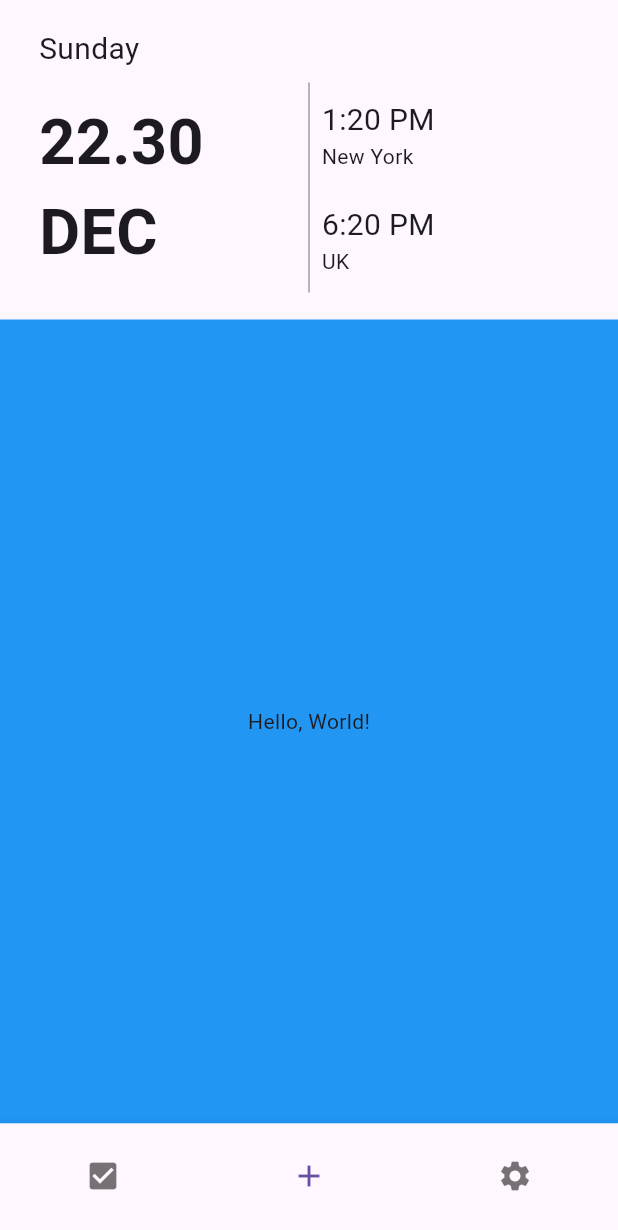
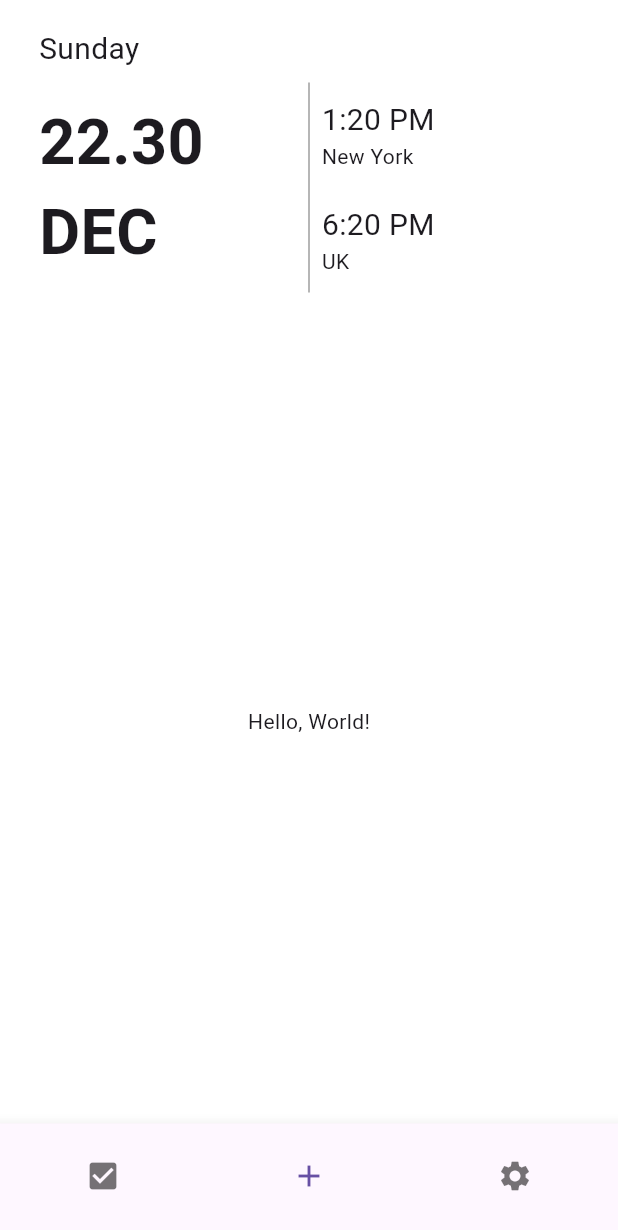
Before and after one commit to mfdpdev/todo-app-practice, a Flutter app: the screen it shows after launch, on a phone screen of 412 x 824 dp. Shown: the top 1230 px of the screen. Run offline on Flutter 3.47's test engine with Material 3 defaults, Android fonts, the phone set to English and light mode, and no system bars.

```diff
--- a/lib/main.dart
+++ b/lib/main.dart
@@ -10,12 +10,75 @@ class MyApp extends StatelessWidget {
   @override
   Widget build(BuildContext context){
     return MaterialApp(
-      home: Scaffold(
-        body: SafeArea(
+      home: Page(),
+    );
+  }
+}
+
+class Page extends StatefulWidget {
+  @override
+  _PageState createState() => _PageState();
+}
+
+class _PageState extends State<Page> {
+  int _selectedIndex = 1;
+
+  final List<Widget> _page = <Widget>[
+    Page0(),
+    Page1(),
+    Page2(),
+  ];
+
+  @override
+  Widget build(BuildContext context){
+    return Scaffold(
+      body: _page[_selectedIndex],
+      bottomNavigationBar: BottomNavigationBar(
+        currentIndex: _selectedIndex,
+        onTap: (int index) {
+          setState(() {
+            _selectedIndex = index;
+          });
+        },
+        // backgroundColor: Colors.blue,
+        items: const <BottomNavigationBarItem>[
+          BottomNavigationBarItem(
+            icon: Padding(
+              padding: EdgeInsets.only(top: 16.0), // Padding pada icon
+              child: Icon(Icons.check_box),
+            ),
+            label: '',
+          ),
+          BottomNavigationBarItem(
+            icon: Padding(
+              padding: EdgeInsets.only(top: 16.0), // Padding pada icon
+              child: Icon(Icons.add),
+            ),
+            label: '',
+          ),
+          BottomNavigationBarItem(
+            icon: Padding(
+              padding: EdgeInsets.only(top: 16.0), // Padding pada icon
+              child: Icon(Icons.settings),
+            ),
+            label: '',
+          ),
+        ]
+      )
+    );
+  }
+}
+
+class Page1 extends StatelessWidget {
+  const Page1({super.key});
+
+  @override
+  Widget build(BuildContext context){
+    return SafeArea(
       child: Padding(
         padding: EdgeInsets.only(top: 0.0),
         child: Container(
-              // color: Colors.grey,
+          color: Colors.white,
           child: Column(
             children: <Widget>[
               Padding(
@@ -107,7 +170,7 @@ class MyApp extends StatelessWidget {
               ),
               Expanded(
                 child: Container(
-                      color: Colors.blue,
+                  color: Colors.white,
                   child: Center(
                     child: const Text('Hello, World!')
                   )
@@ -117,49 +180,28 @@ class MyApp extends StatelessWidget {
           )
         )
       )
-        ),
-        bottomNavigationBar: BottomNavigationBar(
-          currentIndex: 1,
-          onTap: (index) {
-            // setState(() {
-            //   _selectedIndex = index;
-            // });
-          },
-          // backgroundColor: Colors.blue,
-          items: const <BottomNavigationBarItem>[
-            BottomNavigationBarItem(
-              icon: Padding(
-                padding: EdgeInsets.only(top: 16.0), // Padding pada icon
-                child: Icon(Icons.check_box),
-              ),
-              label: '',
-            ),
-            BottomNavigationBarItem(
-              icon: Padding(
-                padding: EdgeInsets.only(top: 16.0), // Padding pada icon
-                child: Icon(Icons.add),
-              ),
-              label: '',
-            ),
-            BottomNavigationBarItem(
-              icon: Padding(
-                padding: EdgeInsets.only(top: 16.0), // Padding pada icon
-                child: Icon(Icons.settings),
-              ),
-              label: '',
-            ),
-          ]
-        )
-      )
     );
   }
 }
 
-// class Header extends StatelessWidget {
-//   const Header({super.key});
-//
-//   @override
-//   Widget build(BuildContext context){
-//     return
-//   }
-// }
+class Page2 extends StatelessWidget {
+  const Page2({super.key});
+
+  @override
+  Widget build(BuildContext context){
+    return Center(
+      child: const Text('Settings Coming Soon!')
+    );
+  }
+}
+
+class Page0 extends StatelessWidget {
+  const Page0({super.key});
+
+  @override
+  Widget build(BuildContext context){
+    return Center(
+      child: const Text('Checklist Coming Soon!')
+    );
+  }
+}
```
Lines whose indentation alone changed are shown as unchanged.
